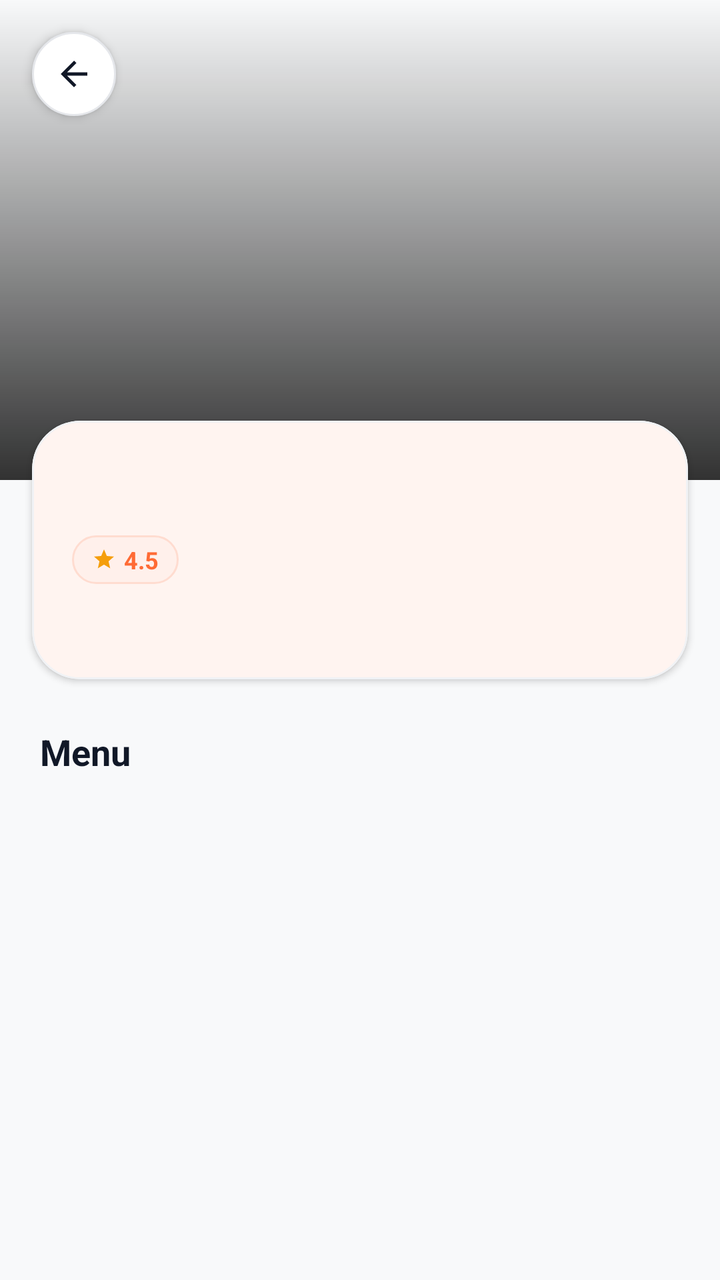
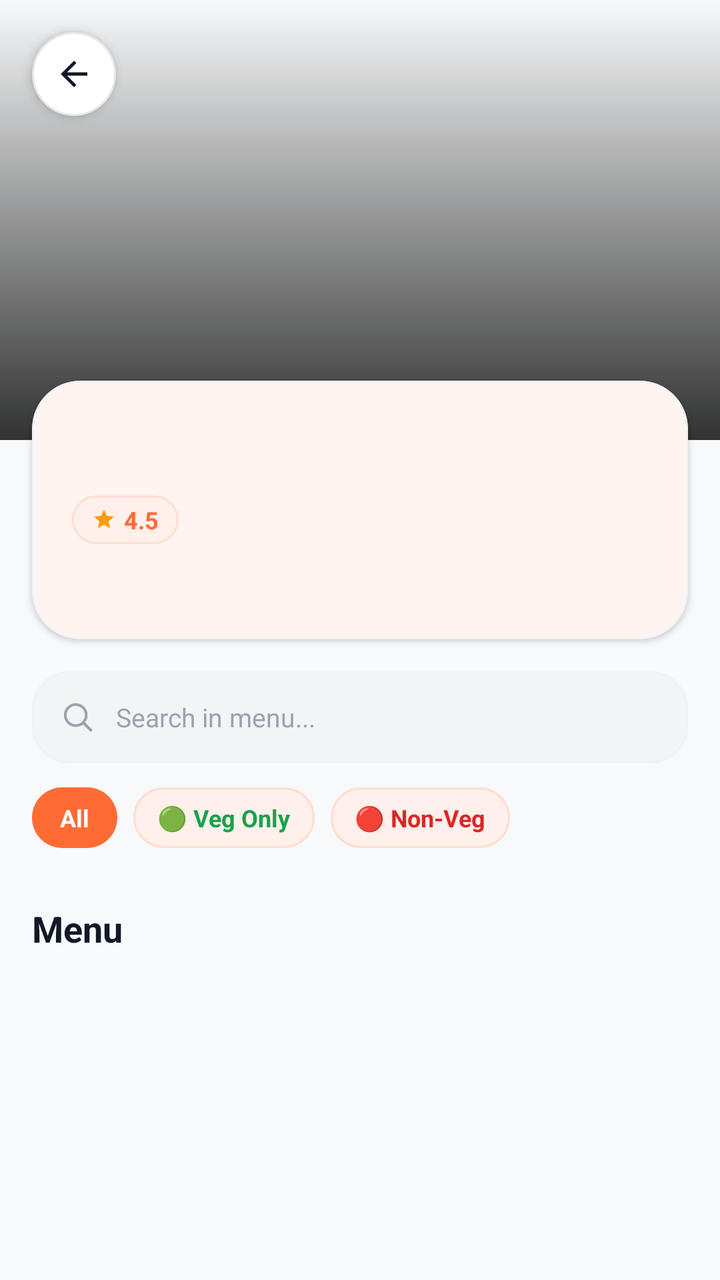

Two renders of the same Android screen: before a commit and after it. Below are the layout's source before the change and the commit's diff.
<!-- AndroidManifest.xml: application theme Theme.AKRHunger -->
<!-- res/layout/activity_restaurant_detail.xml -->
<?xml version="1.0" encoding="utf-8"?>
<androidx.coordinatorlayout.widget.CoordinatorLayout xmlns:android="http://schemas.android.com/apk/res/android"
    xmlns:app="http://schemas.android.com/apk/res-auto"
    android:layout_width="match_parent"
    android:layout_height="match_parent"
    android:background="@color/background">

    <androidx.core.widget.NestedScrollView
        android:layout_width="match_parent"
        android:layout_height="match_parent"
        android:clipToPadding="false"
        android:paddingBottom="24dp">

        <LinearLayout
            android:layout_width="match_parent"
            android:layout_height="wrap_content"
            android:orientation="vertical">

            
            <FrameLayout
                android:layout_width="match_parent"
                android:layout_height="240dp">

                <ImageView
                    android:id="@+id/iv_restaurant_image"
                    android:layout_width="match_parent"
                    android:layout_height="match_parent"
                    android:scaleType="centerCrop" />

                <View
                    android:layout_width="match_parent"
                    android:layout_height="match_parent"
                    android:background="@drawable/gradient_bottom_overlay" />

                
                <FrameLayout
                    android:id="@+id/btn_back"
                    android:layout_width="42dp"
                    android:layout_height="42dp"
                    android:layout_margin="16dp"
                    android:background="@drawable/bg_pill_white"
                    android:clickable="true"
                    android:elevation="3dp"
                    android:focusable="true"
                    android:foreground="?attr/selectableItemBackgroundBorderless">

                    <ImageView
                        android:layout_width="20dp"
                        android:layout_height="20dp"
                        android:layout_gravity="center"
                        android:src="@drawable/ic_back"
                        android:tint="@color/text_primary" />
                </FrameLayout>
            </FrameLayout>

            
            <com.google.android.material.card.MaterialCardView
                android:layout_width="match_parent"
                android:layout_height="wrap_content"
                android:layout_marginHorizontal="16dp"
                android:layout_marginTop="-30dp"
                app:cardBackgroundColor="@color/surface"
                app:cardCornerRadius="24dp"
                app:cardElevation="2dp"
                app:strokeColor="@color/card_border"
                app:strokeWidth="1dp">

                <LinearLayout
                    android:layout_width="match_parent"
                    android:layout_height="wrap_content"
                    android:orientation="vertical"
                    android:padding="20dp">

                    <TextView
                        android:id="@+id/tv_restaurant_name"
                        android:layout_width="match_parent"
                        android:layout_height="wrap_content"
                        android:textColor="@color/text_primary"
                        android:textSize="22sp"
                        android:textStyle="bold" />

                    
                    <LinearLayout
                        android:layout_width="wrap_content"
                        android:layout_height="wrap_content"
                        android:layout_marginTop="8dp"
                        android:gravity="center_vertical"
                        android:orientation="horizontal">

                        <LinearLayout
                            android:layout_width="wrap_content"
                            android:layout_height="wrap_content"
                            android:background="@drawable/bg_pill_soft"
                            android:gravity="center_vertical"
                            android:paddingHorizontal="10dp"
                            android:paddingVertical="4dp">

                            <ImageView
                                android:layout_width="12dp"
                                android:layout_height="12dp"
                                android:src="@drawable/ic_star"
                                android:tint="@color/rating_star" />

                            <TextView
                                android:id="@+id/tv_restaurant_rating"
                                android:layout_width="wrap_content"
                                android:layout_height="wrap_content"
                                android:layout_marginStart="4dp"
                                android:text="4.5"
                                android:textColor="@color/primary"
                                android:textSize="12sp"
                                android:textStyle="bold" />
                        </LinearLayout>

                        <TextView
                            android:id="@+id/tv_restaurant_cuisine"
                            android:layout_width="wrap_content"
                            android:layout_height="wrap_content"
                            android:layout_marginStart="10dp"
                            android:textColor="@color/text_secondary"
                            android:textSize="13sp" />
                    </LinearLayout>

                    <TextView
                        android:id="@+id/tv_restaurant_desc"
                        android:layout_width="match_parent"
                        android:layout_height="wrap_content"
                        android:layout_marginTop="10dp"
                        android:lineSpacingExtra="2dp"
                        android:textColor="@color/text_hint"
                        android:textSize="13sp" />
                </LinearLayout>
            </com.google.android.material.card.MaterialCardView>

            
            <TextView
                android:layout_width="wrap_content"
                android:layout_height="wrap_content"
                android:layout_marginStart="20dp"
                android:layout_marginTop="24dp"
                android:layout_marginBottom="12dp"
                android:text="@string/menu"
                android:textColor="@color/text_primary"
                android:textSize="18sp"
                android:textStyle="bold" />

            
            <androidx.recyclerview.widget.RecyclerView
                android:id="@+id/rv_menu"
                android:layout_width="match_parent"
                android:layout_height="wrap_content"
                android:clipToPadding="false"
                android:layoutAnimation="@anim/layout_fall_down"
                android:nestedScrollingEnabled="false"
                android:paddingHorizontal="12dp" />
        </LinearLayout>
    </androidx.core.widget.NestedScrollView>
</androidx.coordinatorlayout.widget.CoordinatorLayout>
<!-- resources referenced by this layout -->
<resources>
  <color name="background">#F8F9FA</color>
  <color name="card_border">#F0F2F5</color>
  <color name="primary">#FF6B35</color>
  <color name="rating_star">#F59E0B</color>
  <color name="surface">#FFFFFF</color>
  <color name="text_hint">#9CA3AF</color>
  <color name="text_primary">#111827</color>
  <color name="text_secondary">#4B5563</color>
  <!-- drawable gradient_bottom_overlay (drawable) -->
  <?xml version="1.0" encoding="utf-8"?>
  <shape xmlns:android="http://schemas.android.com/apk/res/android"
      android:shape="rectangle">
      <gradient
          android:startColor="#CC000000"
          android:endColor="#00000000"
          android:angle="90" />
  </shape>
  <string name="menu">Menu</string>
  <color name="primary_15">#26FF6B35</color>
  <color name="primary_tint">#FFF0EB</color>
  <color name="primary_tint_border">#FFDCD0</color>
  <color name="primary_10">#1AFF6B35</color>
  <color name="card_border_subtle">#E5E7EB</color>
  <color name="primary_dark">#E55A25</color>
  <color name="on_primary">#FFFFFF</color>
  <color name="secondary">#F59E0B</color>
  <color name="on_secondary">#111827</color>
  <color name="on_surface">#111827</color>
  <style name="ThemeOverlay.AKR.BottomSheetDialog" parent="ThemeOverlay.Material3.BottomSheetDialog">
          <item name="bottomSheetStyle">@style/Widget.AKR.BottomSheet</item>
      </style>
  <style name="ShapeAppearance.AKR.Dialog" parent="">
          <item name="cornerFamily">rounded</item>
          <item name="cornerSize">24dp</item>
      </style>
  <style name="Widget.AKR.BottomSheet" parent="Widget.Material3.BottomSheet">
          <item name="shapeAppearanceOverlay">@style/ShapeAppearance.AKR.BottomSheet</item>
          <item name="backgroundTint">@color/surface</item>
      </style>
  <style name="ShapeAppearance.AKR.BottomSheet" parent="">
          <item name="cornerFamily">rounded</item>
          <item name="cornerSizeTopLeft">28dp</item>
          <item name="cornerSizeTopRight">28dp</item>
      </style>
  <!-- unchanged entries left out for length: 6 -->
</resources>

<!-- the commit's change to res/layout/activity_restaurant_detail.xml (unified diff, before → after) -->
@@ -6,10 +6,11 @@
     android:background="@color/background">
 
     <androidx.core.widget.NestedScrollView
+        android:id="@+id/scroll_view_restaurant"
         android:layout_width="match_parent"
         android:layout_height="match_parent"
         android:clipToPadding="false"
-        android:paddingBottom="24dp">
+        android:paddingBottom="96dp">
 
         <LinearLayout
             android:layout_width="match_parent"
@@ -19,7 +20,7 @@
             
             <FrameLayout
                 android:layout_width="match_parent"
-                android:layout_height="240dp">
+                android:layout_height="220dp">
 
                 <ImageView
                     android:id="@+id/iv_restaurant_image"
@@ -133,26 +134,249 @@
             </com.google.android.material.card.MaterialCardView>
 
             
-            <TextView
-                android:layout_width="wrap_content"
-                android:layout_height="wrap_content"
-                android:layout_marginStart="20dp"
-                android:layout_marginTop="24dp"
-                android:layout_marginBottom="12dp"
-                android:text="@string/menu"
-                android:textColor="@color/text_primary"
-                android:textSize="18sp"
-                android:textStyle="bold" />
+            <LinearLayout
+                android:layout_width="match_parent"
+                android:layout_height="46dp"
+                android:layout_marginHorizontal="16dp"
+                android:layout_marginTop="16dp"
+                android:background="@drawable/bg_search_ios"
+                android:gravity="center_vertical"
+                android:orientation="horizontal"
+                android:paddingHorizontal="14dp">
+
+                <ImageView
+                    android:layout_width="18dp"
+                    android:layout_height="18dp"
+                    android:src="@drawable/ic_search"
+                    app:tint="@color/text_hint" />
+
+                <EditText
+                    android:id="@+id/et_restaurant_search"
+                    android:layout_width="0dp"
+                    android:layout_height="match_parent"
+                    android:layout_marginStart="10dp"
+                    android:layout_weight="1"
+                    android:background="@null"
+                    android:hint="Search in menu..."
+                    android:imeOptions="actionDone"
+                    android:inputType="text"
+                    android:textColor="@color/text_primary"
+                    android:textColorHint="@color/text_hint"
+                    android:textSize="13sp" />
+
+                <ImageView
+                    android:id="@+id/btn_clear_search"
+                    android:layout_width="20dp"
+                    android:layout_height="20dp"
+                    android:src="@drawable/ic_close"
+                    android:visibility="gone"
+                    app:tint="@color/text_hint" />
+            </LinearLayout>
+
+            
+            <LinearLayout
+                android:layout_width="match_parent"
+                android:layout_height="wrap_content"
+                android:layout_marginHorizontal="16dp"
+                android:layout_marginTop="12dp"
+                android:gravity="center_vertical"
+                android:orientation="horizontal">
+
+                <TextView
+                    android:id="@+id/btn_filter_all"
+                    android:layout_width="wrap_content"
+                    android:layout_height="wrap_content"
+                    android:background="@drawable/bg_pill_primary"
+                    android:clickable="true"
+                    android:focusable="true"
+                    android:paddingHorizontal="14dp"
+                    android:paddingVertical="7dp"
+                    android:text="All"
+                    android:textColor="@color/on_primary"
+                    android:textSize="12sp"
+                    android:textStyle="bold" />
+
+                <TextView
+                    android:id="@+id/btn_filter_veg"
+                    android:layout_width="wrap_content"
+                    android:layout_height="wrap_content"
+                    android:layout_marginStart="8dp"
+                    android:background="@drawable/bg_pill_soft"
+                    android:clickable="true"
+                    android:focusable="true"
+                    android:paddingHorizontal="12dp"
+                    android:paddingVertical="7dp"
+                    android:text="🟢 Veg Only"
+                    android:textColor="@color/veg_green"
+                    android:textSize="12sp"
+                    android:textStyle="bold" />
+
+                <TextView
+                    android:id="@+id/btn_filter_nonveg"
+                    android:layout_width="wrap_content"
+                    android:layout_height="wrap_content"
+                    android:layout_marginStart="8dp"
+                    android:background="@drawable/bg_pill_soft"
+                    android:clickable="true"
+                    android:focusable="true"
+                    android:paddingHorizontal="12dp"
+                    android:paddingVertical="7dp"
+                    android:text="🔴 Non-Veg"
+                    android:textColor="@color/non_veg_red"
+                    android:textSize="12sp"
+                    android:textStyle="bold" />
+            </LinearLayout>
+
+            
+            <androidx.recyclerview.widget.RecyclerView
+                android:id="@+id/rv_restaurant_categories"
+                android:layout_width="match_parent"
+                android:layout_height="wrap_content"
+                android:layout_marginTop="12dp"
+                android:clipToPadding="false"
+                android:orientation="horizontal"
+                android:paddingHorizontal="12dp" />
+
+            
+            <LinearLayout
+                android:layout_width="match_parent"
+                android:layout_height="wrap_content"
+                android:layout_marginHorizontal="16dp"
+                android:layout_marginTop="16dp"
+                android:gravity="center_vertical"
+                android:orientation="horizontal">
+
+                <TextView
+                    android:id="@+id/tv_menu_section_title"
+                    android:layout_width="0dp"
+                    android:layout_height="wrap_content"
+                    android:layout_weight="1"
+                    android:text="@string/menu"
+                    android:textColor="@color/text_primary"
+                    android:textSize="18sp"
+                    android:textStyle="bold" />
+
+                <TextView
+                    android:id="@+id/tv_menu_count"
+                    android:layout_width="wrap_content"
+                    android:layout_height="wrap_content"
+                    android:textColor="@color/text_hint"
+                    android:textSize="13sp" />
+            </LinearLayout>
+
+            
+            <ProgressBar
+                android:id="@+id/pb_menu_loading"
+                android:layout_width="36dp"
+                android:layout_height="36dp"
+                android:layout_gravity="center_horizontal"
+                android:layout_marginTop="32dp"
+                android:indeterminateTint="@color/primary"
+                android:visibility="gone" />
 
             
             <androidx.recyclerview.widget.RecyclerView
                 android:id="@+id/rv_menu"
                 android:layout_width="match_parent"
                 android:layout_height="wrap_content"
+                android:layout_marginTop="8dp"
                 android:clipToPadding="false"
                 android:layoutAnimation="@anim/layout_fall_down"
                 android:nestedScrollingEnabled="false"
-                android:paddingHorizontal="12dp" />
+                android:paddingHorizontal="11dp" />
+
+            
+            <LinearLayout
+                android:id="@+id/layout_empty_menu"
+                android:layout_width="match_parent"
+                android:layout_height="wrap_content"
+                android:gravity="center"
+                android:orientation="vertical"
+                android:padding="48dp"
+                android:visibility="gone">
+
+                <TextView
+                    android:layout_width="wrap_content"
+                    android:layout_height="wrap_content"
+                    android:text="🍽️"
+                    android:textSize="48sp" />
+
+                <TextView
+                    android:layout_width="wrap_content"
+                    android:layout_height="wrap_content"
+                    android:layout_marginTop="12dp"
+                    android:text="No menu items found"
+                    android:textColor="@color/text_primary"
+                    android:textSize="17sp"
+                    android:textStyle="bold" />
+
+                <TextView
+                    android:layout_width="wrap_content"
+                    android:layout_height="wrap_content"
+                    android:layout_marginTop="4dp"
+                    android:text="Try clearing the search or category filter"
+                    android:textColor="@color/text_secondary"
+                    android:textSize="13sp" />
+            </LinearLayout>
         </LinearLayout>
     </androidx.core.widget.NestedScrollView>
+
+    
+    <com.google.android.material.card.MaterialCardView
+        android:id="@+id/bar_view_cart"
+        android:layout_width="match_parent"
+        android:layout_height="56dp"
+        android:layout_gravity="bottom"
+        android:layout_marginHorizontal="16dp"
+        android:layout_marginBottom="16dp"
+        android:clickable="true"
+        android:elevation="8dp"
+        android:focusable="true"
+        android:foreground="?attr/selectableItemBackground"
+        android:visibility="gone"
+        app:cardBackgroundColor="@color/primary"
+        app:cardCornerRadius="28dp">
+
+        <LinearLayout
+            android:layout_width="match_parent"
+            android:layout_height="match_parent"
+            android:gravity="center_vertical"
+            android:orientation="horizontal"
+            android:paddingHorizontal="20dp">
+
+            <LinearLayout
+                android:layout_width="0dp"
+                android:layout_height="wrap_content"
+                android:layout_weight="1"
+                android:orientation="vertical">
+
+                <TextView
+                    android:id="@+id/tv_cart_bar_count"
+                    android:layout_width="wrap_content"
+                    android:layout_height="wrap_content"
+                    android:text="1 item"
+                    android:textColor="@color/on_primary"
+                    android:textSize="12sp"
+                    android:textStyle="bold" />
+
+                <TextView
+                    android:id="@+id/tv_cart_bar_total"
+                    android:layout_width="wrap_content"
+                    android:layout_height="wrap_content"
+                    android:text="₹0"
+                    android:textColor="@color/on_primary"
+                    android:textSize="15sp"
+                    android:textStyle="bold" />
+            </LinearLayout>
+
+            <TextView
+                android:layout_width="wrap_content"
+                android:layout_height="wrap_content"
+                android:text="View Cart ➔"
+                android:textColor="@color/on_primary"
+                android:textSize="14sp"
+                android:textStyle="bold" />
+        </LinearLayout>
+    </com.google.android.material.card.MaterialCardView>
+
 </androidx.coordinatorlayout.widget.CoordinatorLayout>
<!-- resource entries referenced after the edit -->
@@ -2,12 +2,33 @@
 <resources>
   <color name="background">#F8F9FA</color>
   <color name="card_border">#F0F2F5</color>
+  <color name="non_veg_red">#DC2626</color>
   <color name="primary">#FF6B35</color>
   <color name="rating_star">#F59E0B</color>
   <color name="surface">#FFFFFF</color>
   <color name="text_hint">#9CA3AF</color>
   <color name="text_primary">#111827</color>
   <color name="text_secondary">#4B5563</color>
+  <color name="veg_green">#16A34A</color>
+  <!-- drawable bg_pill_primary (drawable) -->
+  <?xml version="1.0" encoding="utf-8"?>
+  <ripple xmlns:android="http://schemas.android.com/apk/res/android"
+      android:color="#33FFFFFF">
+      <item>
+          <shape android:shape="rectangle">
+              <corners android:radius="999dp" />
+              <solid android:color="@color/primary" />
+          </shape>
+      </item>
+  </ripple>
+  <!-- drawable bg_search_ios (drawable) -->
+  <?xml version="1.0" encoding="utf-8"?>
+  <shape xmlns:android="http://schemas.android.com/apk/res/android"
+      android:shape="rectangle">
+      <corners android:radius="18dp" />
+      <solid android:color="@color/surface_variant" />
+      <stroke android:width="1dp" android:color="@color/card_border" />
+  </shape>
   <!-- drawable gradient_bottom_overlay (drawable) -->
   <?xml version="1.0" encoding="utf-8"?>
   <shape xmlns:android="http://schemas.android.com/apk/res/android"
@@ -17,12 +38,43 @@
           android:endColor="#00000000"
           android:angle="90" />
   </shape>
+  <!-- drawable ic_close (drawable) -->
+  <vector xmlns:android="http://schemas.android.com/apk/res/android"
+      android:width="24dp"
+      android:height="24dp"
+      android:viewportWidth="24"
+      android:viewportHeight="24">
+      <path
+          android:fillColor="#FFFFFFFF"
+          android:pathData="M19,6.41L17.59,5 12,10.59 6.41,5 5,6.41 10.59,12 5,17.59 6.41,19 12,13.41 17.59,19 19,17.59 13.41,12z" />
+  </vector>
+  <!-- drawable ic_search (drawable) -->
+  <vector xmlns:android="http://schemas.android.com/apk/res/android"
+      android:width="24dp"
+      android:height="24dp"
+      android:viewportWidth="24"
+      android:viewportHeight="24">
+      
+      <path
+          android:strokeColor="#FF000000"
+          android:strokeWidth="1.8"
+          android:strokeLineCap="round"
+          android:strokeLineJoin="round"
+          android:pathData="M10.5,17.5 C14.37,17.5 17.5,14.37 17.5,10.5 C17.5,6.63 14.37,3.5 10.5,3.5 C6.63,3.5 3.5,6.63 3.5,10.5 C3.5,14.37 6.63,17.5 10.5,17.5 Z" />
+      
+      <path
+          android:strokeColor="#FF000000"
+          android:strokeWidth="2.0"
+          android:strokeLineCap="round"
+          android:pathData="M15.4,15.4 L20.5,20.5" />
+  </vector>
   <string name="menu">Menu</string>
   <color name="primary_15">#26FF6B35</color>
   <color name="primary_tint">#FFF0EB</color>
   <color name="primary_tint_border">#FFDCD0</color>
   <color name="primary_10">#1AFF6B35</color>
   <color name="card_border_subtle">#E5E7EB</color>
+  <color name="surface_variant">#F3F4F6</color>
   <color name="primary_dark">#E55A25</color>
   <color name="on_primary">#FFFFFF</color>
   <color name="secondary">#F59E0B</color>
